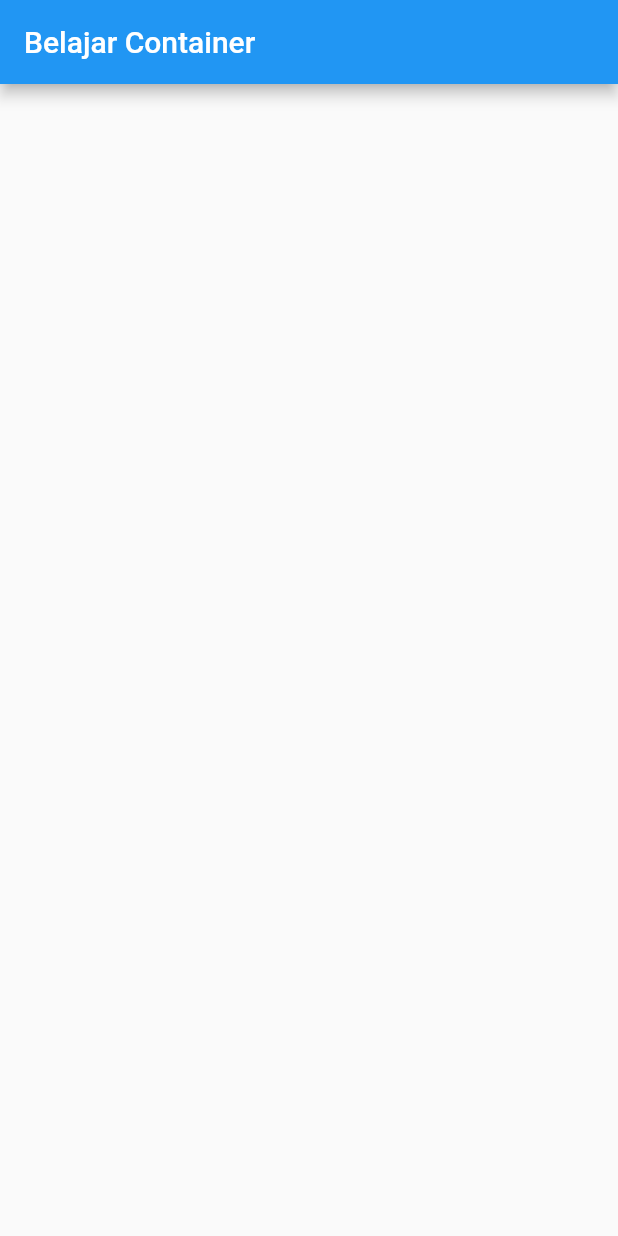
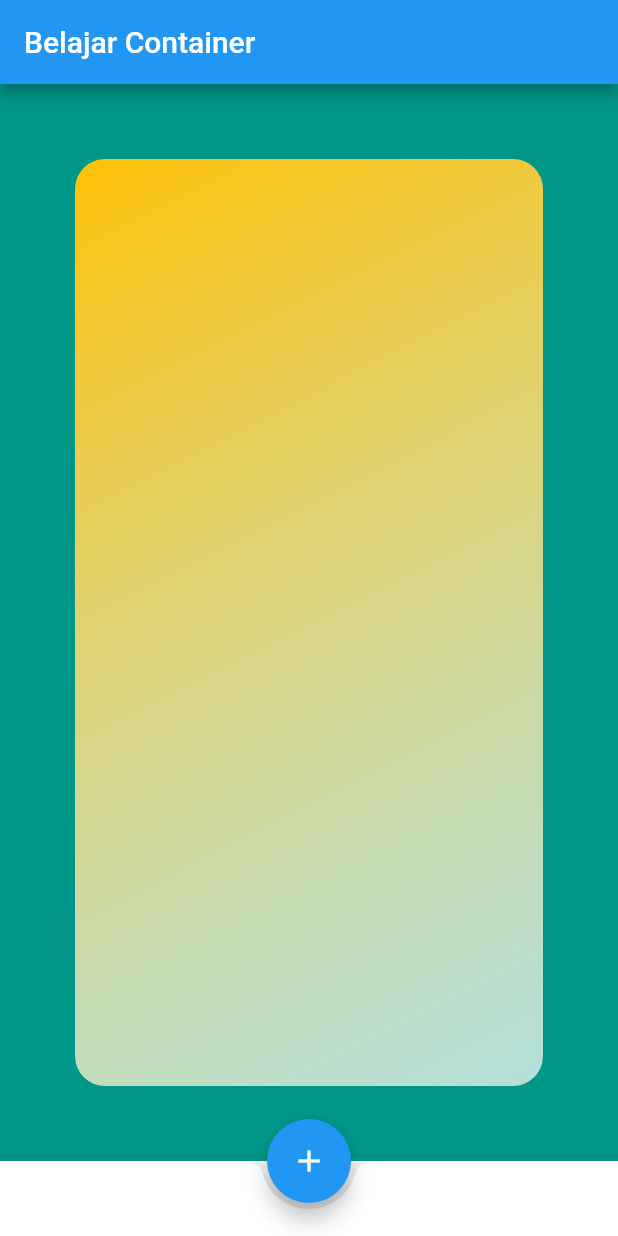
Before and after one commit to sinau-flutter/container, a Flutter app: the screen it shows after launch, on a phone screen of 412 x 824 dp. Run offline on Flutter 3.47's test engine with Material 2 defaults, Android fonts, the phone set to English and light mode, and no system bars.

```diff
--- a/lib/main.dart
+++ b/lib/main.dart
@@ -6,10 +6,39 @@ class MyApp extends StatelessWidget {
   @override
   Widget build(BuildContext context) {
     return MaterialApp(
+      debugShowCheckedModeBanner: false,
       home: Scaffold(
         appBar: AppBar(
-          title: Text('Belajar Container'),
+          title: Text(
+            'Belajar Container',
+            style: TextStyle(color: Colors.white),
+          ),
         ),
+        body: Container(
+          color: Colors.teal,
+          padding: EdgeInsets.all(20),
+          child: Container(
+            margin: EdgeInsets.all(30),
+            decoration: BoxDecoration(
+                borderRadius: BorderRadius.circular(20),
+                gradient: LinearGradient(
+                    begin: Alignment.topLeft,
+                    end: Alignment.bottomRight,
+                    colors: <Color>[Colors.amber, Colors.white70])),
+          ),
+        ),
+        bottomNavigationBar: BottomAppBar(
+          shape: const CircularNotchedRectangle(),
+          child: Container(
+            height: 50.0,
+          ),
+        ),
+        floatingActionButton: FloatingActionButton(
+          onPressed: () => print('Pressed'),
+          tooltip: 'Increment Counter',
+          child: Icon(Icons.add),
+        ),
+        floatingActionButtonLocation: FloatingActionButtonLocation.centerDocked,
       ),
     );
   }
```
